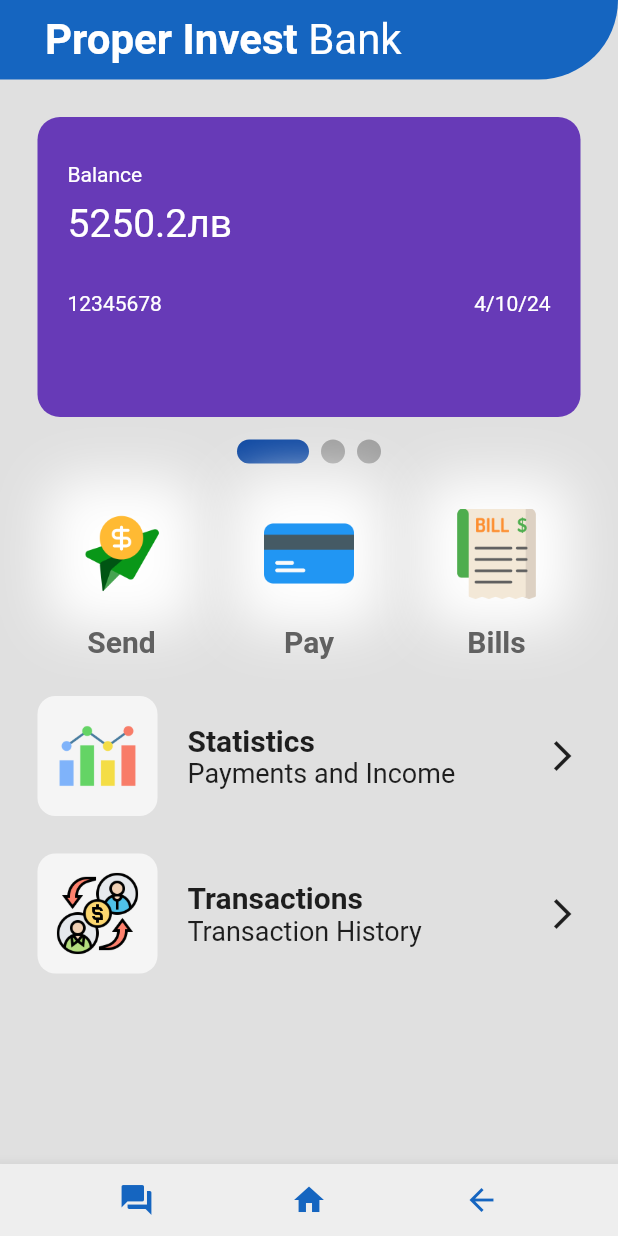
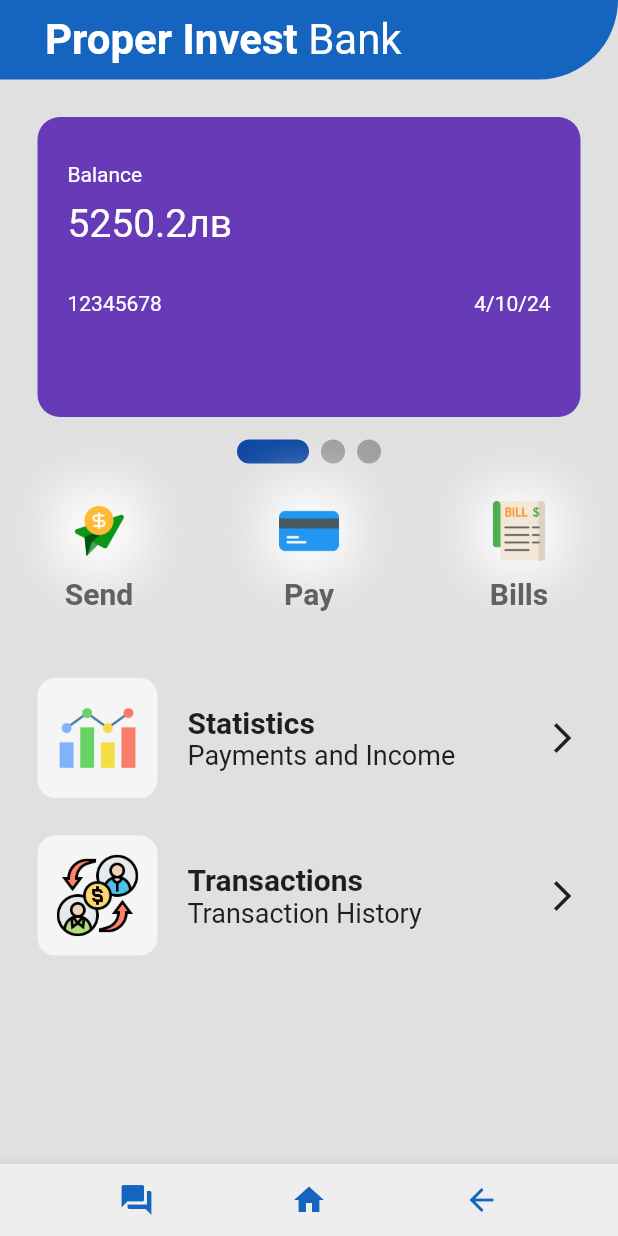
Before and after one commit to TIVMOF/online_bank, a Flutter app: the screen it shows after launch, on a phone screen of 412 x 824 dp. Run offline on Flutter 3.47's test engine with Material 2 defaults, Android fonts, the phone set to English and light mode, and no system bars; drawn by our look-alikes of smooth_page_indicator.

Commit message:
pages/buttons/utils/bar

```diff
--- a/lib/pages/Send_page.dart
+++ b/lib/pages/Send_page.dart
@@ -1,6 +1,4 @@
 import "package:flutter/material.dart";
-import "package:online_bank/pages/about_page.dart";
-import "package:online_bank/pages/home_page.dart";
 import 'package:online_bank/utill/bottom_app_bar.dart';
 
 class SendPage extends StatelessWidget {
--- a/lib/pages/about_page.dart
+++ b/lib/pages/about_page.dart
@@ -1,6 +1,4 @@
 import "package:flutter/material.dart";
-import 'package:online_bank/pages/about_page.dart';
-import 'package:online_bank/pages/home_page.dart';
 import 'package:online_bank/utill/bottom_app_bar.dart';
 
 class AboutPage extends StatelessWidget {
--- a/lib/pages/home_page.dart
+++ b/lib/pages/home_page.dart
@@ -126,48 +126,29 @@ class _HomePageState extends State<HomePage> {
               mainAxisAlignment: MainAxisAlignment.spaceBetween,
               children: [
               // send button
-              ElevatedButton(
-                onPressed: () {
-                  Navigator.push(context, MaterialPageRoute(builder: (context) => SendPage(context: context,)));
-                },
-                style: ElevatedButton.styleFrom(
-                    backgroundColor: Colors.transparent,
-                    foregroundColor: Colors.black,
-                    elevation: 0,
-                    shape: RoundedRectangleBorder(borderRadius: BorderRadius.circular(20))
-                  ),
-                child: MyButton(iconImagePath: 'lib/icons/send.png', buttonText: 'Send',)
-              ),
+              MyButton(
+                iconImagePath: 'lib/icons/send.png',
+                buttonText: 'Send',
+                page: SendPage(context: context)
+                ),
 
               //pay button
-              ElevatedButton(
-                onPressed: () {
-                  Navigator.push(context, MaterialPageRoute(builder: (context) => SendPage(context: context,)));
-                },
-                style: ElevatedButton.styleFrom(
-                    backgroundColor: Colors.transparent,
-                    foregroundColor: Colors.black,
-                    elevation: 0,
-                    shape: RoundedRectangleBorder(borderRadius: BorderRadius.circular(20))
-                  ),
-                child: MyButton(iconImagePath: 'lib/icons/credit-card.png', buttonText: 'Pay',)
-              ),
+              MyButton(
+                iconImagePath: 'lib/icons/credit-card.png',
+                buttonText: 'Pay',
+                page: SendPage(context: context)
+                ),
 
               //bills button
-              ElevatedButton(
-                onPressed: () {
-                  Navigator.push(context, MaterialPageRoute(builder: (context) => SendPage(context: context,)));
-                },
-                style: ElevatedButton.styleFrom(
-                    backgroundColor: Colors.transparent,
-                    foregroundColor: Colors.black,
-                    elevation: 0,
-                    shape: RoundedRectangleBorder(borderRadius: BorderRadius.circular(20))
-                  ),
-                child: MyButton(iconImagePath: 'lib/icons/bill.png', buttonText: 'Bills',)
-              ),
+              MyButton(
+                iconImagePath: 'lib/icons/bill.png',
+                buttonText: 'Bills',
+                page: SendPage(context: context)
+                ),
             ],),
           ),
+
+          SizedBox(height: 20),
 
           // column -> stats + transaction
           Padding(
@@ -193,7 +174,3 @@ class _HomePageState extends State<HomePage> {
     );
   }
 }
-
-//SendPage count() {
-  //return SendPage();
-//}
--- a/lib/utill/bottom_app_bar.dart
+++ b/lib/utill/bottom_app_bar.dart
@@ -25,7 +25,7 @@ class AppBarBottom extends StatelessWidget {
                 color: Colors.blue.shade800,
                 ),
               onPressed: () {
-                callAbout(this.context);
+                Navigator.push(context, MaterialPageRoute(builder: (context) => AboutPage(context: context,)));
               },
             ),
             IconButton(
@@ -34,7 +34,7 @@ class AppBarBottom extends StatelessWidget {
                 color: Colors.blue.shade800,
                 ),
               onPressed: () {
-                callHome(this.context);
+                Navigator.push(context, MaterialPageRoute(builder: (context) => HomePage()));
               },
             ),
             IconButton(
@@ -43,7 +43,7 @@ class AppBarBottom extends StatelessWidget {
                 color: Colors.blue.shade800,
                 ),
               onPressed: () {
-                callBack(this.context);
+                Navigator.pop(context);
               },
             ),
           ],
@@ -51,15 +51,3 @@ class AppBarBottom extends StatelessWidget {
       );
   }
 }
-
-void callAbout (BuildContext context){
-   Navigator.push(context, MaterialPageRoute(builder: (context) => AboutPage(context: context,)));
-}
-
-void callHome (BuildContext context){
-   Navigator.push(context, MaterialPageRoute(builder: (context) => HomePage()));
-}
-
-void callBack (BuildContext context){
-   Navigator.pop(context);
-}
--- a/lib/utill/my_button.dart
+++ b/lib/utill/my_button.dart
@@ -6,35 +6,47 @@ class MyButton extends StatelessWidget {
 
   final String iconImagePath;
   final String buttonText;
+  final Widget page;
 
   const MyButton({
     super.key,
     required this.iconImagePath,
-    required this.buttonText
+    required this.buttonText,
+    required this.page,
     });
 
   @override
   Widget build(BuildContext context) {
-    return  Column(
+    return  ElevatedButton(
+      onPressed: () {
+                  Navigator.push(context, MaterialPageRoute(builder: (context) => this.page));
+                },
+                style: ElevatedButton.styleFrom(
+                    backgroundColor: Colors.transparent,
+                    foregroundColor: Colors.black,
+                    elevation: 0,
+                    shape: RoundedRectangleBorder(borderRadius: BorderRadius.circular(20))
+                  ),
+      child: Column(
                 children: [
                   // icon
                   Container(
-                  height: 80,
-                  padding: EdgeInsets.all(10),
+                    height: 50,
+                    padding: EdgeInsets.all(5),
                     decoration: BoxDecoration(
-                    borderRadius: BorderRadius.circular(20),
+                      borderRadius: BorderRadius.circular(10),
                       boxShadow: [
                         BoxShadow(
                           color: Colors.white,
                           blurRadius: 30,
-                        spreadRadius: 10,
+                          spreadRadius: 5,
                         )
                       ],
                     ),
                     child: Center(
                       child: Image.asset(iconImagePath)),
                   ),
-                SizedBox(height: 7,),
+                  SizedBox(height: 5),
                   // text
                   Text(
                     buttonText,
@@ -45,6 +57,7 @@ class MyButton extends StatelessWidget {
                       ),
                     ),
                 ],
+              ),
     );
   }
 }
```
Lines whose indentation alone changed are shown as unchanged.
